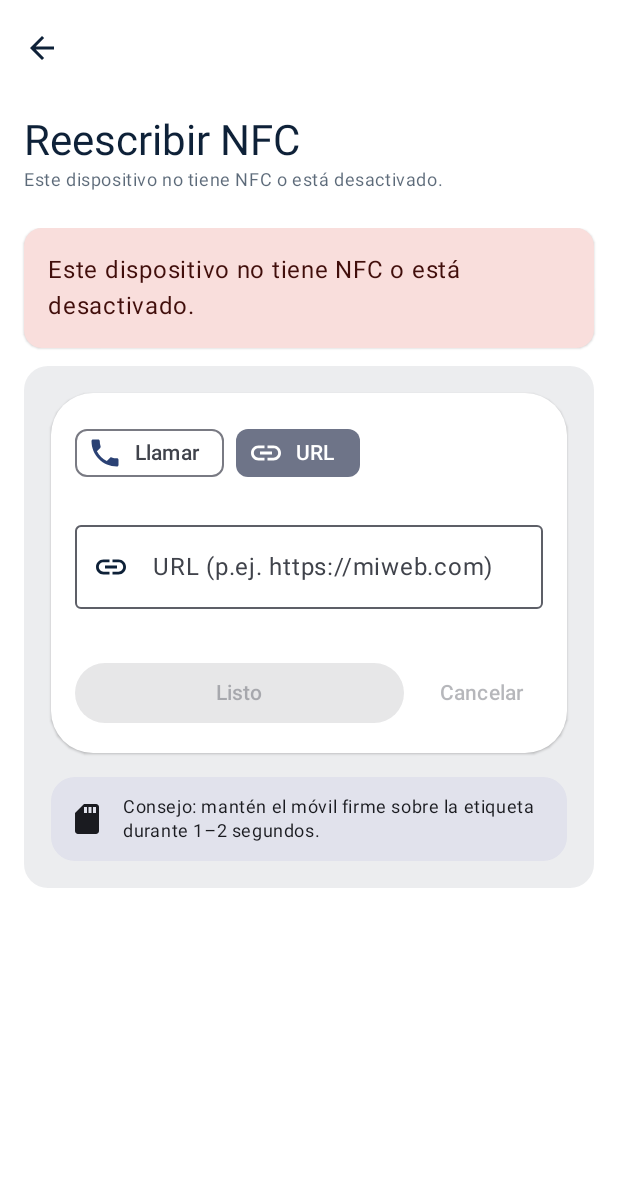
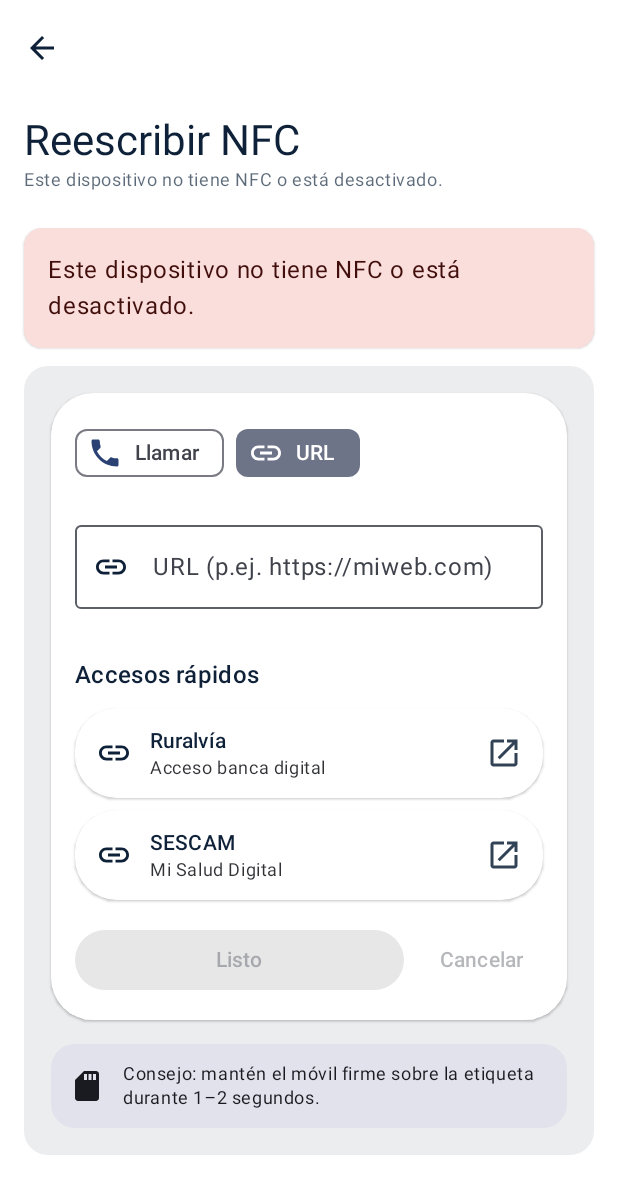
Before and after one commit to luciapolo/ConTacto, an Android app built with Jetpack Compose: the NfcRewriteActivity screen opened directly, with no data from a screen before it, after a tap on "URL", on a phone screen of 412 x 824 dp. Shown: the top 1194 px of the screen. Run offline under Robolectric (Android 15) with nearby library versions, the phone set to English and light mode, and no system bars.

Commit message:
Accesos directos

```diff
--- a/app/src/main/java/com/example/contacto/nfc/NfcRewriteActivity.kt
+++ b/app/src/main/java/com/example/contacto/nfc/NfcRewriteActivity.kt
@@ -24,10 +24,12 @@ import androidx.compose.animation.core.infiniteRepeatable
 import androidx.compose.animation.core.rememberInfiniteTransition
 import androidx.compose.animation.core.tween
 import androidx.compose.foundation.background
+import androidx.compose.foundation.clickable
 import androidx.compose.foundation.layout.*
 import androidx.compose.foundation.shape.CircleShape
 import androidx.compose.material.icons.Icons
 import androidx.compose.material.icons.automirrored.filled.ArrowBack
+import androidx.compose.material.icons.automirrored.filled.OpenInNew
 import androidx.compose.material.icons.filled.CheckCircle
 import androidx.compose.material.icons.filled.ErrorOutline
 import androidx.compose.material.icons.filled.Link
@@ -139,7 +141,7 @@ fun NfcRewriteScreen(
     var waiting by remember { mutableStateOf(false) }
     var status by remember { mutableStateOf<String?>(null) }
     var lastReason by remember { mutableStateOf<String?>(null) }
-    var lastSuccess by remember { mutableStateOf<Boolean?>(null) } // <- para icono/tinte correcto
+    var lastSuccess by remember { mutableStateOf<Boolean?>(null) }
     var error by remember { mutableStateOf<String?>(null) }
 
     // --- Picker de contactos + permiso ---
@@ -204,7 +206,6 @@ fun NfcRewriteScreen(
     Scaffold(
         containerColor = Color.White,
         topBar = {
-            // App bar blanca, acento de marca, y SIN el chip de bytes
             LargeTopAppBar(
                 title = {
                     Column(Modifier.fillMaxWidth()) {
@@ -255,7 +256,7 @@ fun NfcRewriteScreen(
         ) {
             if (!nfcAvailable) WarningCard()
 
-            // Panel tintado para dar “caja” al flujo (como Read Now)
+            // Panel tintado
             Surface(
                 color = brand.copy(alpha = 0.08f),
                 shape = MaterialTheme.shapes.large,
@@ -265,7 +266,7 @@ fun NfcRewriteScreen(
                     modifier = Modifier.padding(18.dp),
                     verticalArrangement = Arrangement.spacedBy(16.dp)
                 ) {
-                    // Tarjeta principal blanca
+                    // Tarjeta principal
                     ElevatedCard(
                         modifier = Modifier.fillMaxWidth(),
                         colors = CardDefaults.elevatedCardColors(containerColor = Color.White),
@@ -297,7 +298,6 @@ fun NfcRewriteScreen(
                                         },
                                         modifier = Modifier.fillMaxWidth()
                                     )
-
                                     PayloadType.URL -> OutlinedTextField(
                                         value = input,
                                         onValueChange = { input = it; error = null },
@@ -314,6 +314,20 @@ fun NfcRewriteScreen(
                                     )
                                 }
                             }
+
+                            // --- Accesos rápidos SOLO para URL ---
+                            if (type == PayloadType.URL) {
+                                QuickLinks(
+                                    brand = brand,
+                                    onPick = { url ->
+                                        type = PayloadType.URL
+                                        input = TextFieldValue(url)
+                                        error = null
+                                    }
+                                )
+                            }
+// --- FIN Accesos rápidos ---
+
 
                             // Acciones
                             Row(horizontalArrangement = Arrangement.spacedBy(12.dp)) {
@@ -426,7 +440,7 @@ private fun PayloadSelector(selected: PayloadType, onSelect: (PayloadType) -> Un
 private fun StatusBanner(text: String, brand: Color) {
     val infinite = rememberInfiniteTransition(label = "pulse")
     val alpha by infinite.animateFloat(
-        initialValue = 0.55f,   // un poco más visible
+        initialValue = 0.55f,
         targetValue = 1f,
         animationSpec = infiniteRepeatable(
             animation = tween(1000, easing = LinearEasing),
@@ -457,7 +471,6 @@ private fun StatusBanner(text: String, brand: Color) {
                 .clip(CircleShape)
                 .background(brand.copy(alpha = 0.22f))
         ) {
-            // Punto "parpadeante"
             Box(
                 modifier = Modifier
                     .align(Alignment.Center)
@@ -507,7 +520,72 @@ private fun HelpStrip() {
     }
 }
 
-/** =========== Construcción del NDEF =========== */
+/** =========== Accesos rápidos =========== */
+
+private data class QuickLink(val title: String, val url: String, val subtitle: String)
+
+@Composable
+private fun QuickLinks(
+    brand: Color,
+    onPick: (String) -> Unit
+) {
+    val links = listOf(
+        QuickLink(
+            title = "Ruralvía",
+            url = "https://bancadigital.ruralvia.com/CA-FRONT/NBE/web/particulares/#/login",
+            subtitle = "Acceso banca digital"
+        ),
+        QuickLink(
+            title = "SESCAM",
+            url = "https://sescam.jccm.es/misaluddigital/app/inicio",
+            subtitle = "Mi Salud Digital"
+        )
+    )
+
+    Column(verticalArrangement = Arrangement.spacedBy(10.dp)) {
+        Text(
+            "Accesos rápidos",
+            style = MaterialTheme.typography.titleMedium,
+            color = brand
+        )
+        Column(verticalArrangement = Arrangement.spacedBy(8.dp)) {
+            links.forEach { item ->
+                ElevatedCard(
+                    shape = MaterialTheme.shapes.extraLarge,
+                    colors = CardDefaults.elevatedCardColors(containerColor = Color.White),
+                    modifier = Modifier
+                        .fillMaxWidth()
+                        .clickable { onPick(item.url) }
+                ) {
+                    Row(
+                        modifier = Modifier
+                            .fillMaxWidth()
+                            .padding(horizontal = 14.dp, vertical = 12.dp),
+                        verticalAlignment = Alignment.CenterVertically
+                    ) {
+                        Icon(
+                            Icons.Filled.Link,
+                            contentDescription = null,
+                            tint = brand
+                        )
+                        Spacer(Modifier.width(12.dp))
+                        Column(Modifier.weight(1f)) {
+                            Text(item.title, style = MaterialTheme.typography.titleSmall, color = brand)
+                            ProvideTextStyle(MaterialTheme.typography.bodySmall) {
+                                Text(item.subtitle, modifier = Modifier.alpha(0.9f))
+                            }
+                        }
+                        Icon(
+                            Icons.AutoMirrored.Filled.OpenInNew,
+                            contentDescription = null,
+                            tint = brand.copy(alpha = 0.85f)
+                        )
+                    }
+                }
+            }
+        }
+    }
+}
 
 /** =========== Construcción del NDEF =========== */
 
@@ -529,7 +607,7 @@ private fun validateInput(type: PayloadType, input: String): String? {
     return when (type) {
         PayloadType.CALL -> {
             val tel = normalizePhone(input)
-            if (tel.isEmpty()) "Introduce un número válido (ej.: +34911222333)"; else null
+            if (tel.isEmpty()) "Introduce un número válido (ej.: +34911222333)" else null
         }
         PayloadType.URL -> {
             val url = ensureUrlScheme(input)
```
